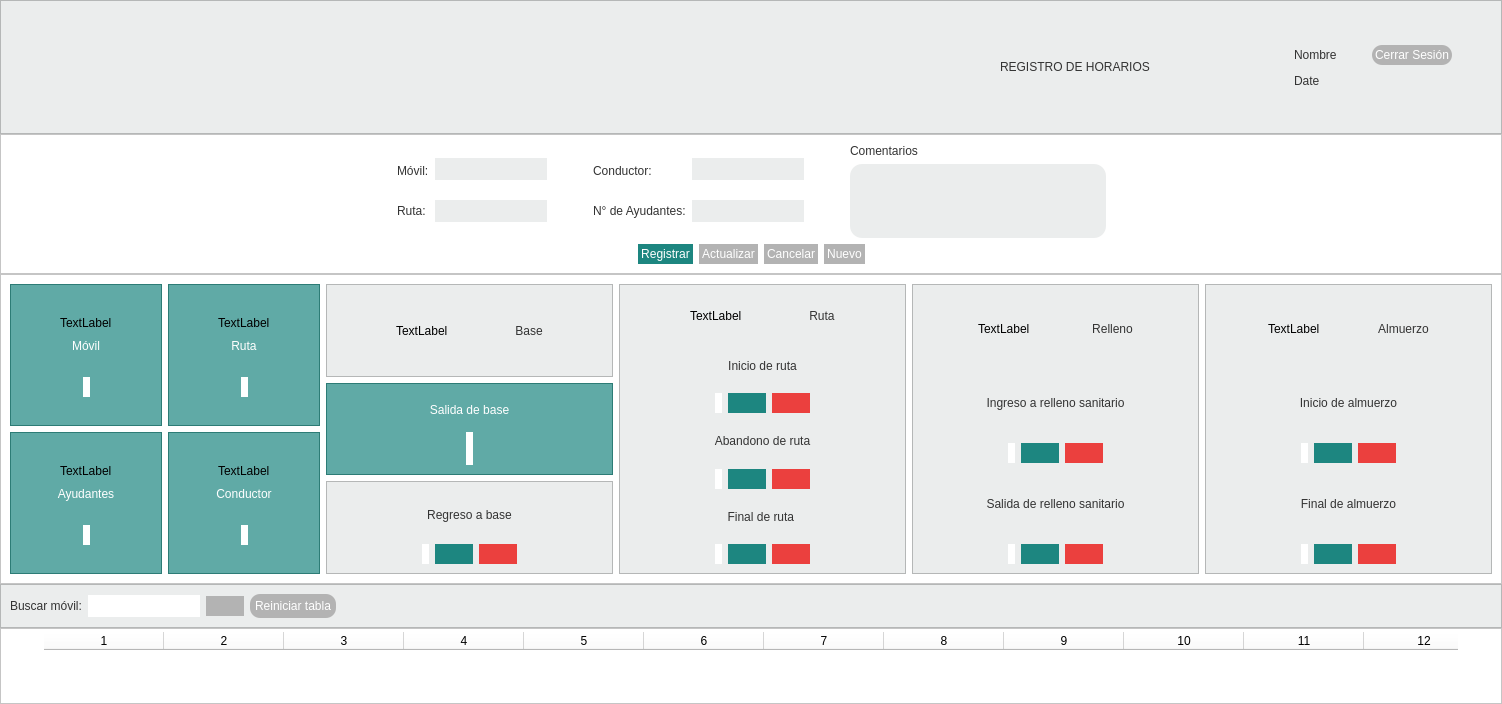
Old version of the form registro_horarios.ui in the repository altitude-solutions/Operador_Radio.
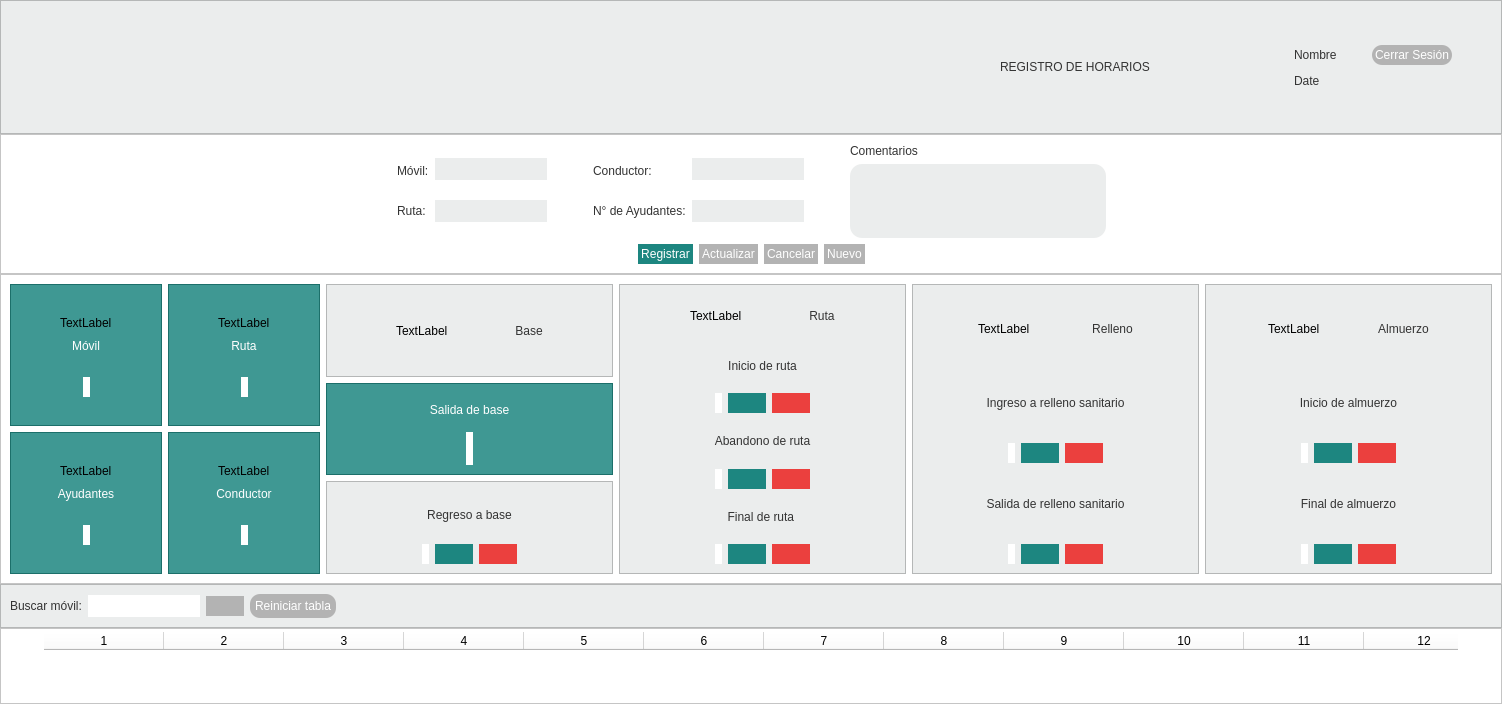
New version of the form.

The edit to the form file:
```diff
--- a/registro_horarios.ui
+++ b/registro_horarios.ui
@@ -692,7 +692,7 @@
             <item row="0" column="0">
              <widget class="QFrame" name="frame_5">
               <property name="styleSheet">
-               <string notr="true">background-color:rgba(29,134,128,70%);</string>
+               <string notr="true">background-color:rgba(29,134,128,85%);</string>
               </property>
               <property name="frameShape">
                <enum>QFrame::StyledPanel</enum>
@@ -853,7 +853,7 @@
             <item row="0" column="1">
              <widget class="QFrame" name="frame_6">
               <property name="styleSheet">
-               <string notr="true">background-color:rgba(29,134,128,70%);</string>
+               <string notr="true">background-color:rgba(29,134,128,85%);</string>
               </property>
               <property name="frameShape">
                <enum>QFrame::StyledPanel</enum>
@@ -1014,7 +1014,7 @@
             <item row="1" column="0">
              <widget class="QFrame" name="frame_8">
               <property name="styleSheet">
-               <string notr="true">background-color:rgba(29,134,128,70%);</string>
+               <string notr="true">background-color:rgba(29,134,128,85%);</string>
               </property>
               <property name="frameShape">
                <enum>QFrame::StyledPanel</enum>
@@ -1175,7 +1175,7 @@
             <item row="1" column="1">
              <widget class="QFrame" name="frame_7">
               <property name="styleSheet">
-               <string notr="true">background-color:rgba(29,134,128,70%);</string>
+               <string notr="true">background-color:rgba(29,134,128,85%);</string>
               </property>
               <property name="frameShape">
                <enum>QFrame::StyledPanel</enum>
@@ -1429,7 +1429,7 @@
             <item>
              <widget class="QFrame" name="frame_13">
               <property name="styleSheet">
-               <string notr="true">background-color:rgba(29,134,128,70%);</string>
+               <string notr="true">background-color:rgba(29,134,128,85%);</string>
               </property>
               <property name="frameShape">
                <enum>QFrame::StyledPanel</enum>
```
